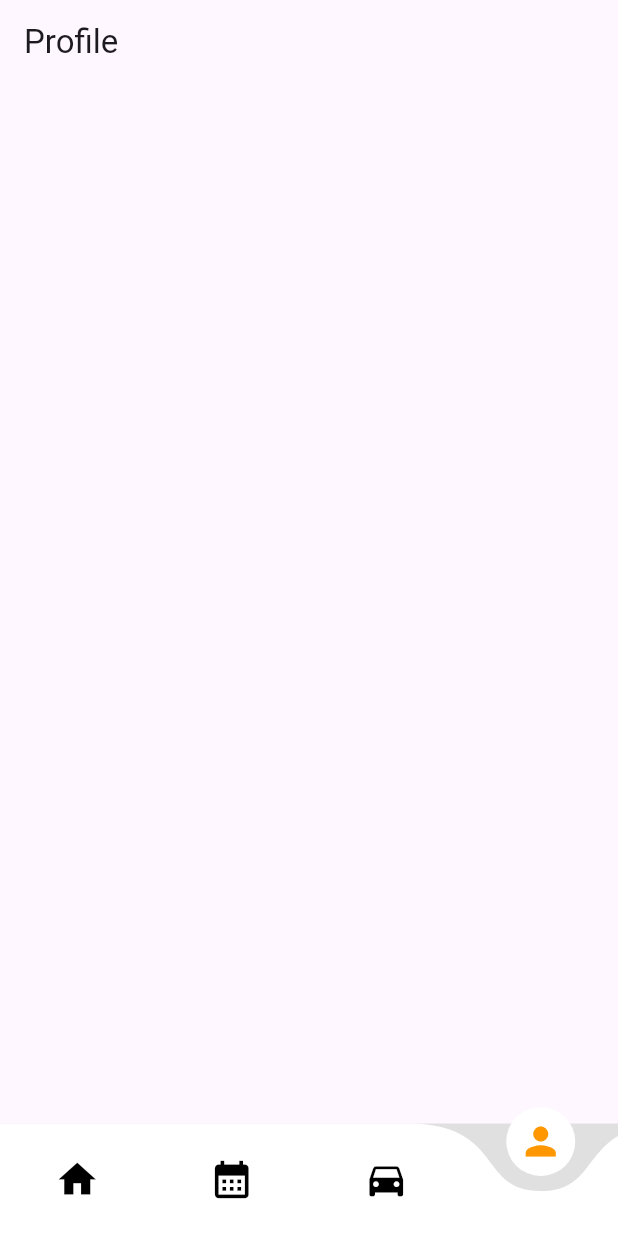
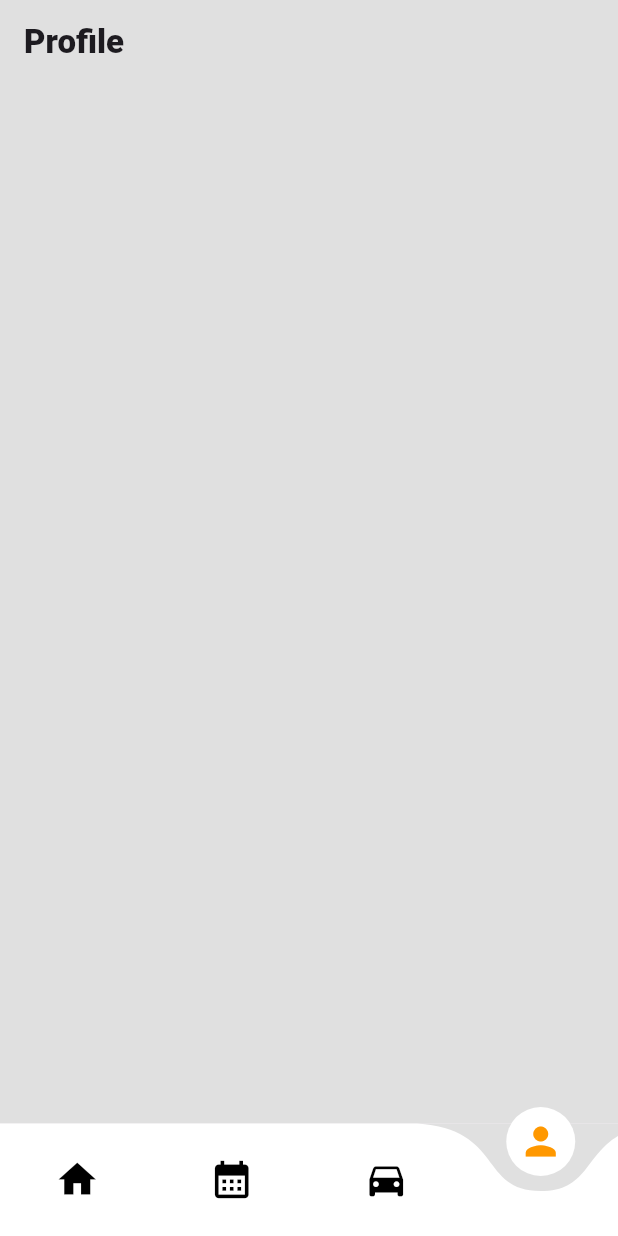
Before and after one commit to TechPyllars2024/AutoCareAutomotive, a Flutter app: the screen it shows after launch, item 4 of the bottom bar chosen, on a phone screen of 412 x 824 dp. Run offline on Flutter 3.47's test engine with Material 3 defaults, Android fonts, the phone set to English and light mode, and no system bars; drawn by our look-alikes of curved_navigation_bar.

Commit message:
update: profile appbar

```diff
--- a/lib/ProfileManagement/screens/automotive_profile.dart
+++ b/lib/ProfileManagement/screens/automotive_profile.dart
@@ -11,7 +11,8 @@ class _AutomotiveProfileState extends State<AutomotiveProfile> {
   @override
   Widget build(BuildContext context) {
     return Scaffold(
-      appBar: AppBar(title: Text('Profile'),),
+      backgroundColor: Colors.grey.shade300,
+      appBar: AppBar(title: Text('Profile', style: TextStyle(fontWeight: FontWeight.w900),), backgroundColor: Colors.grey.shade300,),
     );
   }
 }
```
